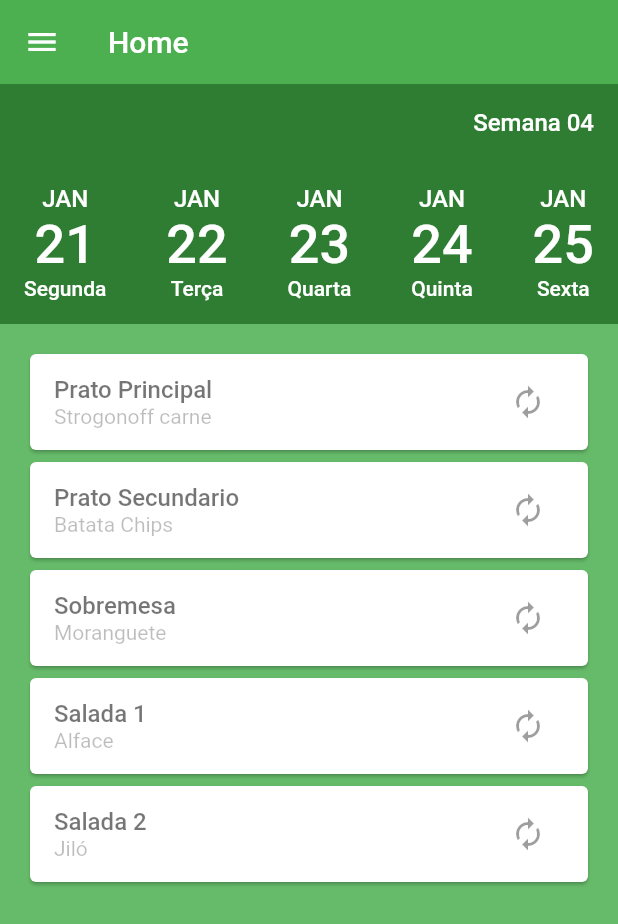
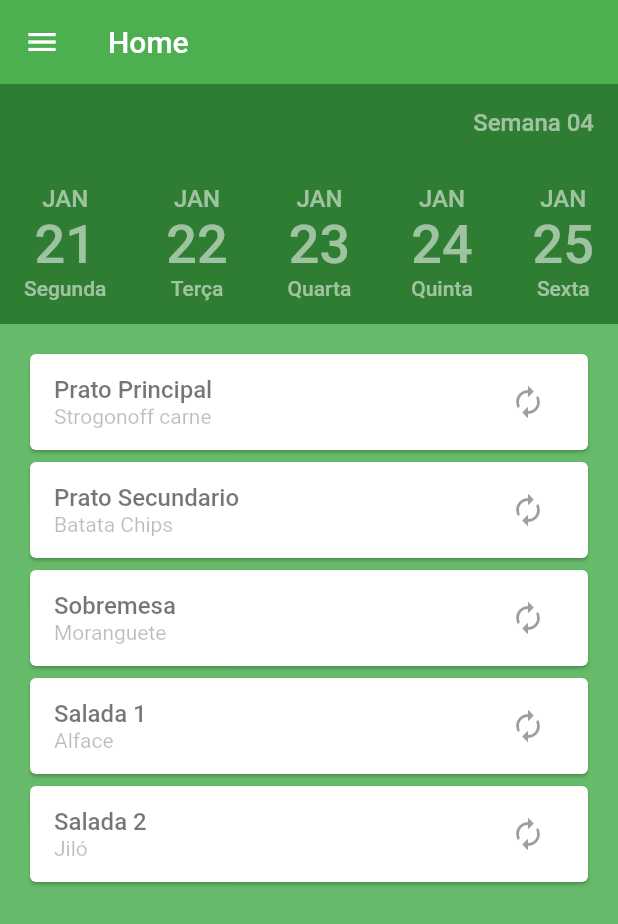
Before and after one commit to BR-Flutter/gf-troca-almoco, a Flutter app: the screen it shows after launch, on a phone screen of 412 x 824 dp. Shown: the top 924 px of the screen. Run offline on Flutter 3.47's test engine with Material 2 defaults, Android fonts, the phone set to English and light mode, and no system bars; our stand-ins replace rxdart.

```diff
--- a/lib/main.dart
+++ b/lib/main.dart
@@ -18,7 +18,7 @@ class MyApp extends StatelessWidget {
                 fontSize: 72.0,
                 fontWeight: FontWeight.bold,
                 color: Colors.white),
-            title: TextStyle(fontSize: 36.0, color: Colors.white),
+            title: TextStyle(fontSize: 36.0, color: Colors.white54),
             display1: TextStyle(
                 fontSize: 16.0,
                 fontWeight: FontWeight.w500,
@@ -29,11 +29,11 @@ class MyApp extends StatelessWidget {
                 color: Colors.black26),
             body1: TextStyle(
                 fontSize: 16.0,
-                color: Colors.white,
+                color: Colors.white54,
                 fontWeight: FontWeight.w500),
             body2: TextStyle(
                 fontSize: 14.0,
-                color: Colors.white,
+                color: Colors.white54,
                 fontWeight: FontWeight.w500),
           ),
         ),
--- /dev/null
+++ b/lib/pages/home/header.widget.dart
@@ -0,0 +1,65 @@
+import 'package:flutter/material.dart';
+import 'package:gf_troca_almoco/pages/home/home.provider.dart';
+import 'package:gf_troca_almoco/pages/home/home.model.dart';
+
+TextStyle selected = TextStyle(fontSize: 36.0, color: Colors.white);
+
+Widget headerWeek(BuildContext context, HomeBloc bloc) {
+  return Container(
+    color: Colors.green[800],
+    child: Column(
+      children: <Widget>[
+        Padding(
+          padding: EdgeInsets.all(16.0),
+          child: Row(
+            children: <Widget>[
+              Text(
+                'Semana 04',
+                style: Theme.of(context).textTheme.body1,
+              )
+            ],
+            mainAxisAlignment: MainAxisAlignment.end,
+          ),
+        ),
+        Padding(
+          padding: EdgeInsets.all(16.0),
+          child: Row(
+            mainAxisAlignment: MainAxisAlignment.spaceBetween,
+            children: _listDayWeek(context, bloc),
+          ),
+        ),
+      ],
+    ),
+  );
+}
+
+List<Widget> _listDayWeek(BuildContext context, HomeBloc bloc) {
+  List<Widget> list = [];
+  for (var i = 0; i < bloc.response.length; i++) {
+    Widget day = _dayWeek(context, Day.fromJSON(bloc.response[i]), i, bloc);
+    list.add(day);
+  }
+  return list;
+}
+
+Widget _dayWeek(BuildContext context, Day day, int page, HomeBloc bloc) {
+  return GestureDetector(
+    onTap: () {
+      bloc.toPage(page);
+    },
+    child: StreamBuilder(
+        builder: (BuildContext context, AsyncSnapshot snapshot) {
+          print('re-build');
+          return Column(
+            children: <Widget>[
+              Text(day.mes, style: Theme.of(context).textTheme.body1),
+              Text(day.numeroDia.toString(),
+                  style: Theme.of(context).textTheme.title),
+              Text(day.nomeDia, style: Theme.of(context).textTheme.body2),
+            ],
+          );
+        },
+        stream: bloc.currentPage,
+        initialData: 0),
+  );
+}
--- a/lib/pages/home/home.bloc.dart
+++ b/lib/pages/home/home.bloc.dart
@@ -5,6 +5,11 @@ import 'package:rxdart/rxdart.dart';
 
 class HomeBloc {
   final pageController = new PageController();
+  int _currentPage;
+  final _currentPageController = BehaviorSubject<int>();
+
+  Stream<int> get currentPage => _currentPageController.stream;
+
   List<Map> response = [
     {
       'numeroDia': 21,
@@ -68,21 +73,16 @@ class HomeBloc {
     },
   ];
 
-//  Day day1 = new Day.fromJSON(response[0]);
-
-//  Week week = Week(
-//      new Day.fromJSON(response[0]),
-//      new Day.fromJSON(this.response[0]),
-//      new Day.fromJSON(this.response[0]),
-//      new Day.fromJSON(this.response[0]),
-//      new Day.fromJSON(this.response[0]),
-//  );
-
-
   dispose() {}
 
   void toPage(int page) async {
     await pageController.animateToPage(page,
         duration: Duration(milliseconds: 280), curve: Curves.ease);
   }
+
+  void setPage(page) {
+    print(page);
+    _currentPage = page;
+    _currentPageController.add(_currentPage);
+  }
 }
--- a/lib/pages/home/home.page.dart
+++ b/lib/pages/home/home.page.dart
@@ -1,6 +1,7 @@
 import 'package:flutter/material.dart';
 import 'package:gf_troca_almoco/pages/home/home.provider.dart';
 import 'package:gf_troca_almoco/pages/home/home.model.dart';
+import 'package:gf_troca_almoco/pages/home/header.widget.dart';
 
 class HomePage extends StatefulWidget {
   @override
@@ -41,7 +42,7 @@ class _HomePageState extends State<HomePage> {
         body: Column(
           mainAxisSize: MainAxisSize.max,
           children: <Widget>[
-            _headerWeek(context, bloc),
+            headerWeek(context, bloc),
             Flexible(
                 fit: FlexFit.loose,
                 child: Container(
@@ -50,6 +51,9 @@ class _HomePageState extends State<HomePage> {
                     padding: EdgeInsets.all(16.0),
                     child: PageView(
                       controller: bloc.pageController,
+                      onPageChanged: (page) {
+                        bloc.setPage(page);
+                      },
                       children: <Widget>[
                         ListView(
                           children: _listDish(
@@ -77,35 +81,6 @@ class _HomePageState extends State<HomePage> {
                 ))
           ],
         ));
-  }
-
-  Widget _headerWeek(BuildContext context, HomeBloc bloc) {
-    return Container(
-      color: Colors.green[800],
-      child: Column(
-        children: <Widget>[
-          Padding(
-            padding: EdgeInsets.all(16.0),
-            child: Row(
-              children: <Widget>[
-                Text(
-                  'Semana 04',
-                  style: Theme.of(context).textTheme.body1,
-                )
-              ],
-              mainAxisAlignment: MainAxisAlignment.end,
-            ),
-          ),
-          Padding(
-            padding: EdgeInsets.all(16.0),
-            child: Row(
-              mainAxisAlignment: MainAxisAlignment.spaceBetween,
-              children: _listDayWeek(context, bloc),
-            ),
-          ),
-        ],
-      ),
-    );
   }
 
   Widget _dish(BuildContext context, Dish dish) {
@@ -154,43 +129,9 @@ class _HomePageState extends State<HomePage> {
     }
   }
 
-  List<Widget> _listDayWeek(BuildContext context, HomeBloc bloc) {
-    List<Widget> list = [];
-    for (var i = 0; i < bloc.response.length; i++) {
-      Widget day = _dayWeek(context, Day.fromJSON(bloc.response[i]), i);
-      list.add(day);
-    }
-    return list;
-  }
-
-//  List<Widget> _listPages(BuildContext context) {
-//    List<Widget> list = [];
-//    for (var i = 0; i < bloc.response.length; i++) {
-//      List<Widget> day = _listDish(context, Day.fromJSON(bloc.response[i]));
-//      list.add(day);
-//    }
-//    return list;
-//  }
-
   List<Widget> _listDish(BuildContext context, Day day) {
     List<Widget> list = [];
     day.dish.forEach((d) => list.add(_dish(context, d)));
     return list;
   }
-
-  Widget _dayWeek(BuildContext context, Day day, int page) {
-    return GestureDetector(
-      onTap: () {
-        bloc.toPage(page);
-      },
-      child: Column(
-        children: <Widget>[
-          Text(day.mes, style: Theme.of(context).textTheme.body1),
-          Text(day.numeroDia.toString(),
-              style: Theme.of(context).textTheme.title),
-          Text(day.nomeDia, style: Theme.of(context).textTheme.body2),
-        ],
-      ),
-    );
-  }
 }
```
